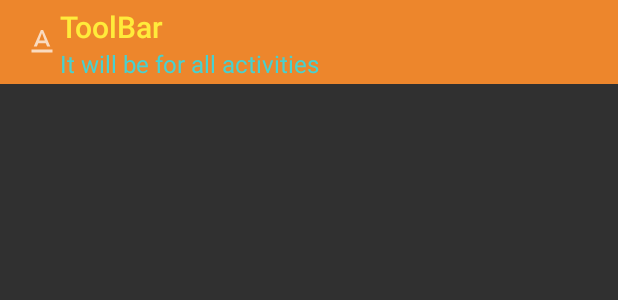
After one commit to arvindkr7/AndroidDevelopment, an Android app: the layout activity_p3_toolbar.xml on its own in the app's theme, with its tools: preview values and no code run, on a phone screen of 412 x 824 dp. The commit adds this screen. Shown: the top 300 px of the screen. Run offline under Robolectric (Android 15) with nearby library versions, the phone set to English and light mode, and no system bars.

Commit message:
P3 Toolbar
Toolbar the advanced version of action bar introduced in API 21.
The toolbar is present not only for a single activity but for all.

```diff
--- a/cse225Practicals/app/build.gradle
+++ b/cse225Practicals/app/build.gradle
@@ -29,5 +29,5 @@ dependencies {
     testImplementation 'junit:junit:4.12'
     androidTestImplementation 'androidx.test.ext:junit:1.1.2'
     androidTestImplementation 'androidx.test.espresso:espresso-core:3.3.0'
-
+    implementation 'com.google.android.material:material:1.0.0-rc01'
 }
--- a/cse225Practicals/app/src/main/AndroidManifest.xml
+++ b/cse225Practicals/app/src/main/AndroidManifest.xml
@@ -9,8 +9,9 @@
         android:roundIcon="@mipmap/ic_launcher_round"
         android:supportsRtl="true"
         android:theme="@style/AppTheme">
-        <activity android:name=".MainActivity"></activity>
-        <activity android:name=".p2HorizontalScrollView">
+        <activity android:name=".p2HorizontalScrollView"></activity>
+        <activity android:name=".MainActivity" />
+        <activity android:name=".P3Toolbar">
             <intent-filter>
                 <action android:name="android.intent.action.MAIN" />
 
--- /dev/null
+++ b/cse225Practicals/app/src/main/res/drawable/ic_baseline_text_format_24.xml
@@ -0,0 +1,10 @@
+<vector xmlns:android="http://schemas.android.com/apk/res/android"
+    android:width="24dp"
+    android:height="24dp"
+    android:viewportWidth="24"
+    android:viewportHeight="24"
+    android:tint="?attr/colorControlNormal">
+  <path
+      android:fillColor="@android:color/white"
+      android:pathData="M5,17v2h14v-2L5,17zM9.5,12.8h5l0.9,2.2h2.1L12.75,4h-1.5L6.5,15h2.1l0.9,-2.2zM12,5.98L13.87,11h-3.74L12,5.98z"/>
+</vector>
--- /dev/null
+++ b/cse225Practicals/app/src/main/res/layout/activity_p3_toolbar.xml
@@ -0,0 +1,20 @@
+<?xml version="1.0" encoding="utf-8"?>
+<LinearLayout xmlns:android="http://schemas.android.com/apk/res/android"
+    xmlns:app="http://schemas.android.com/apk/res-auto"
+    xmlns:tools="http://schemas.android.com/tools"
+    android:layout_width="match_parent"
+    android:layout_height="match_parent"
+    tools:context=".P3Toolbar">
+    <androidx.appcompat.widget.Toolbar
+        android:id="@+id/tb1"
+        android:layout_width="match_parent"
+        android:layout_height="wrap_content"
+        android:background="#ED862C"
+        app:logo="@drawable/ic_baseline_text_format_24"
+        app:title="ToolBar"
+        app:titleTextColor="#FFEB3B"
+        app:subtitle="It will be for all activities"
+        app:subtitleTextColor="#48d1cf"
+        />
+
+</LinearLayout>
--- a/cse225Practicals/app/src/main/res/values/styles.xml
+++ b/cse225Practicals/app/src/main/res/values/styles.xml
@@ -1,6 +1,6 @@
 <resources>
     <!-- Base application theme. -->
-    <style name="AppTheme" parent="Theme.AppCompat.Light.DarkActionBar">
+    <style name="AppTheme" parent="Theme.AppCompat.NoActionBar">
         <!-- Customize your theme here. -->
         <item name="colorPrimary">@color/colorPrimary</item>
         <item name="colorPrimaryDark">@color/colorPrimaryDark</item>
--- a/cse225Practicals/build.gradle
+++ b/cse225Practicals/build.gradle
@@ -6,6 +6,7 @@ buildscript {
     }
     dependencies {
         classpath "com.android.tools.build:gradle:4.0.1"
+
 
         // NOTE: Do not place your application dependencies here; they belong
         // in the individual module build.gradle files
```
Also changed, not shown: cse225Practicals/app/src/main/java/com/example/cse225practicals/P3Toolbar.java (added, +30 -0 lines), cse225Practicals/app/src/main/res/drawable/ic_baseline_search_24.xml (added, +10 -0 lines), cse225Practicals/app/src/main/res/menu/mymenu.xml (added, +9 -0 lines).
